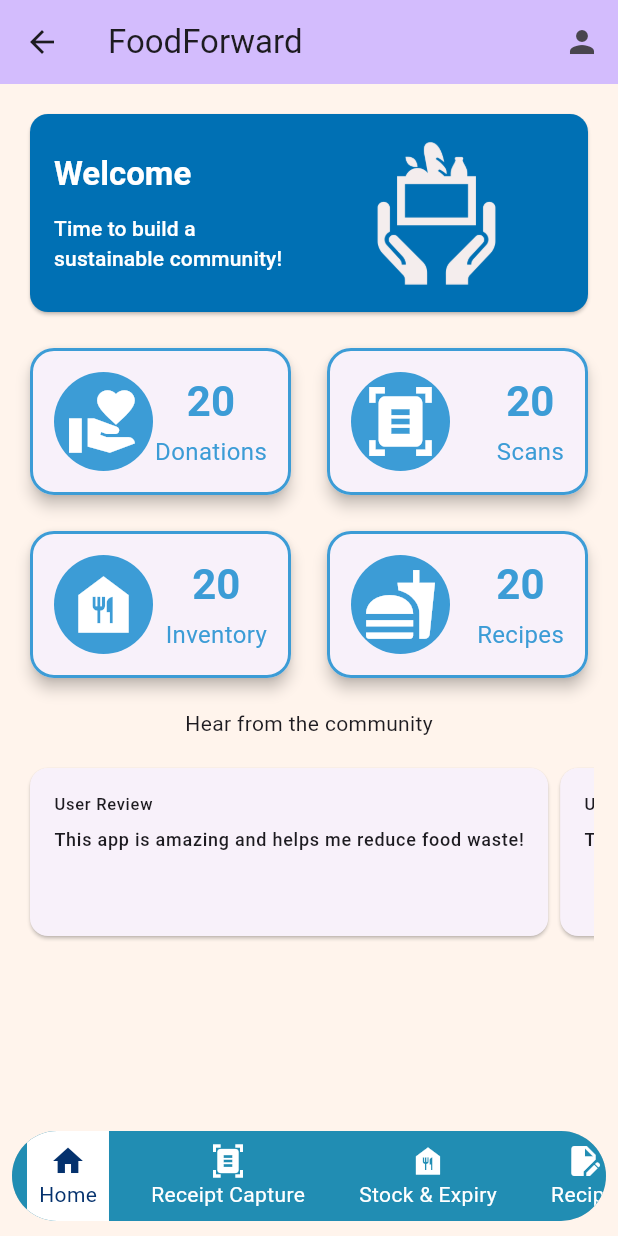
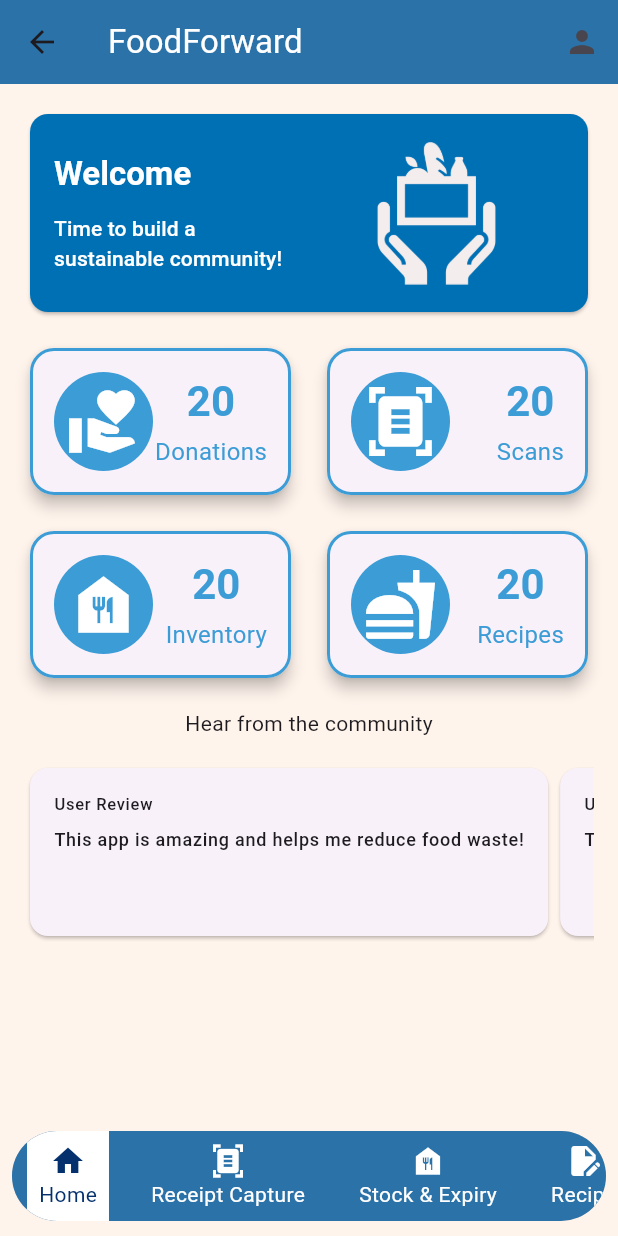
Before and after one commit to raf-xtgt/FoodForward, a Flutter app: the MyHomePage screen opened by its route, on a phone screen of 412 x 824 dp. Run offline on Flutter 3.47's test engine with Material 3 defaults, Android fonts, the light colour scheme and no system bars; our stand-ins replace camera, flutter_secure_storage; accounts and stored records are empty; network calls fail.

Commit message:
Standardize button colors

```diff
--- a/frontend/food_forward_app/lib/components/bottom-navigation/bottom-navigation.dart
+++ b/frontend/food_forward_app/lib/components/bottom-navigation/bottom-navigation.dart
@@ -19,7 +19,7 @@ class BottomNavigation extends StatelessWidget {
         child: Container(
           height: 60, // Adjust the height of the container for better scrolling experience
           decoration: BoxDecoration(
-            color: const Color(0xFF218DB3), // Blue background color for the Bottom Navigation Bar
+            color: const Color(0xFF2B72A8), // Blue background color for the Bottom Navigation Bar
             boxShadow: [
               BoxShadow(
                 color: Colors.black.withOpacity(0.2), // Light shadow for elevation effect
--- a/frontend/food_forward_app/lib/homepage-state.dart
+++ b/frontend/food_forward_app/lib/homepage-state.dart
@@ -62,10 +62,15 @@ class MyHomePageState extends State<MyHomePage> {
   @override
   Widget build(BuildContext context) {
     return Scaffold(
-            backgroundColor: const Color(0xFFFFF4EC),
+      backgroundColor: const Color(0xFFFFF4EC),
       appBar: AppBar(
-        backgroundColor: Theme.of(context).colorScheme.inversePrimary,
-        title: Text(widget.title),
+        backgroundColor: Color(0xFF2B72A8),
+        title: Text(
+          widget.title,
+          style: const TextStyle(
+            color: Colors.white, // Set the desired color for the title text
+          ),
+    ),
         actions: [
           IconButton(
             icon: Icon(Icons.person),
--- a/frontend/food_forward_app/lib/screens/donations/ngo-donation-listing.dart
+++ b/frontend/food_forward_app/lib/screens/donations/ngo-donation-listing.dart
@@ -153,7 +153,7 @@ class _NgoDonationListingScreenState extends State<NgoDonationListingScreen> {
             bottom: 16, // Adjust the distance from the bottom of the screen
             child: FloatingActionButton(
               onPressed: _onAddButtonPressed,
-              child: Icon(Icons.add),
+              child: Icon(Icons.add, color: Colors.white),
               backgroundColor: Colors.lightBlue,
               shape: CircleBorder(),
               elevation: 10.0,
--- a/frontend/food_forward_app/lib/state/receipt-capture-state/receipt-capture-state.dart
+++ b/frontend/food_forward_app/lib/state/receipt-capture-state/receipt-capture-state.dart
@@ -98,6 +98,7 @@ class TakePictureScreenState extends State<ReceiptCaptureScreen> {
             mainAxisSize: MainAxisSize.min,
             children: [
               FloatingActionButton(
+                backgroundColor: Colors.lightBlue,
                 heroTag: 'cameraButton',
                 onPressed: () async {
                   try {
@@ -128,10 +129,11 @@ class TakePictureScreenState extends State<ReceiptCaptureScreen> {
                     print(e); // Log error to console
                   }
                 },
-                child: const Icon(Icons.camera_alt),
+                child: const Icon(Icons.camera_alt, color: Colors.white),
               ),
               const SizedBox(width: 16.0), // Add spacing between the buttons
               FloatingActionButton(
+                backgroundColor: Colors.lightBlue,
                 heroTag: 'uploadButton',
                 onPressed: () {
                   if (_images.isNotEmpty) {
@@ -140,7 +142,7 @@ class TakePictureScreenState extends State<ReceiptCaptureScreen> {
                     print('No images to upload');
                   }
                 },
-                child: const Icon(Icons.cloud_upload),
+                child: const Icon(Icons.cloud_upload, color: Colors.white),
               ),
             ],
           ),
```
